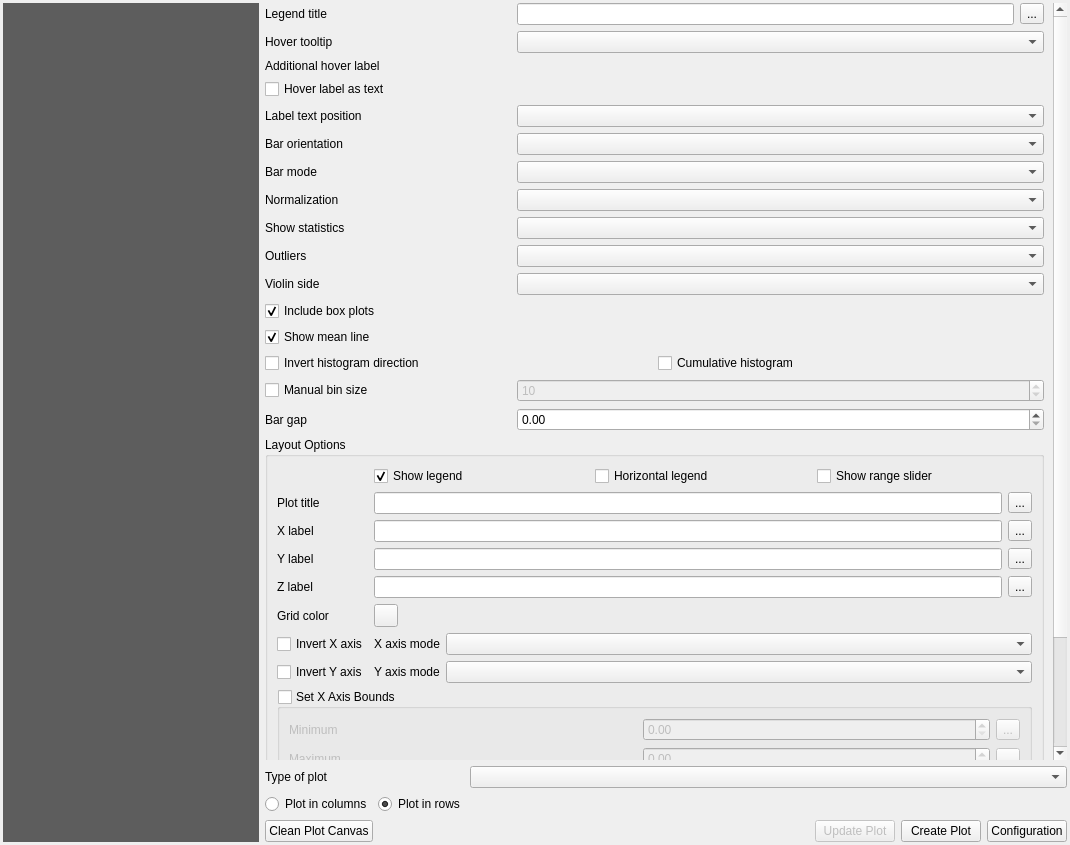
Qt form DataPlotly/ui/dataplotly_dockwidget_base.ui (ghtmtt/DataPlotly) before a commit.
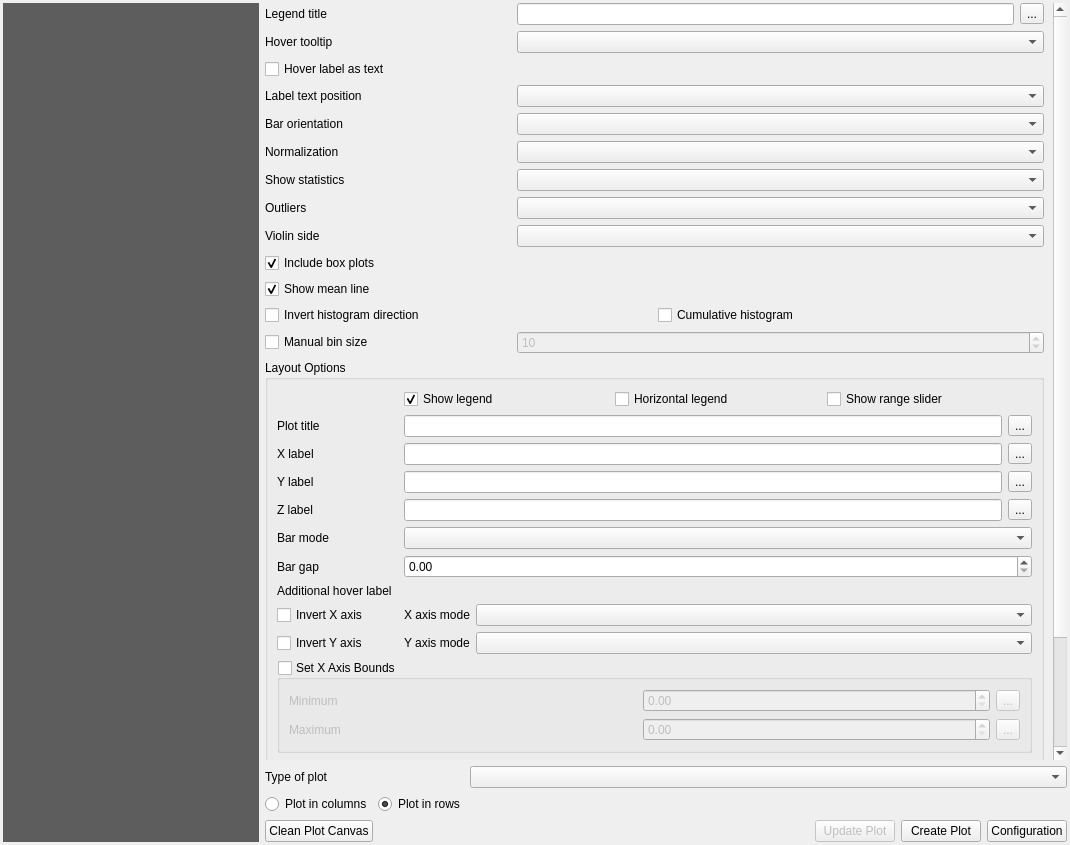
The same form after that commit. The open tabs and pages were chosen to show the change. Custom widgets are drawn as their Qt base class.

Commit message: move more layout properties to layout option group

```diff
--- a/DataPlotly/ui/dataplotly_dockwidget_base.ui
+++ b/DataPlotly/ui/dataplotly_dockwidget_base.ui
@@ -721,7 +721,7 @@
                 <property name="geometry">
                  <rect>
                   <x>0</x>
-                  <y>0</y>
+                  <y>-240</y>
                   <width>780</width>
                   <height>982</height>
                  </rect>
@@ -739,55 +739,17 @@
                  <property name="bottomMargin">
                   <number>0</number>
                  </property>
-                 <item row="22" column="0">
-                  <widget class="QLabel" name="bar_mode_lab">
+                 <item row="23" column="0">
+                  <widget class="QLabel" name="hist_norm_label">
                    <property name="text">
-                    <string>Bar mode</string>
+                    <string>Normalization</string>
                    </property>
                   </widget>
                  </item>
-                 <item row="11" column="0">
-                  <widget class="QCheckBox" name="hover_as_text_check">
+                 <item row="24" column="0">
+                  <widget class="QLabel" name="box_statistic_label">
                    <property name="text">
-                    <string>Hover label as text</string>
-                   </property>
-                  </widget>
-                 </item>
-                 <item row="29" column="0" colspan="4">
-                  <layout class="QHBoxLayout" name="horiz_layout_histogram">
-                   <item>
-                    <widget class="QCheckBox" name="invert_hist_check">
-                     <property name="enabled">
-                      <bool>true</bool>
-                     </property>
-                     <property name="text">
-                      <string>Invert histogram direction</string>
-                     </property>
-                    </widget>
-                   </item>
-                   <item>
-                    <widget class="QCheckBox" name="cumulative_hist_check">
-                     <property name="enabled">
-                      <bool>true</bool>
-                     </property>
-                     <property name="text">
-                      <string>Cumulative histogram</string>
-                     </property>
-                    </widget>
-                   </item>
-                  </layout>
-                 </item>
-                 <item row="10" column="0">
-                  <widget class="QLabel" name="additional_info_label">
-                   <property name="text">
-                    <string>Additional hover label</string>
-                   </property>
-                  </widget>
-                 </item>
-                 <item row="26" column="0">
-                  <widget class="QLabel" name="violinSideLabel">
-                   <property name="text">
-                    <string>Violin side</string>
+                    <string>Show statistics</string>
                    </property>
                   </widget>
                  </item>
@@ -798,44 +760,34 @@
                    </property>
                   </widget>
                  </item>
-                 <item row="9" column="1" colspan="3">
-                  <widget class="QComboBox" name="info_combo"/>
+                 <item row="24" column="1" colspan="3">
+                  <widget class="QComboBox" name="box_statistic_combo"/>
                  </item>
-                 <item row="25" column="1" colspan="3">
-                  <widget class="QComboBox" name="outliers_combo"/>
-                 </item>
-                 <item row="25" column="0">
-                  <widget class="QLabel" name="outliers_label">
+                 <item row="27" column="0" colspan="4">
+                  <widget class="QCheckBox" name="violinBox">
+                   <property name="toolTip">
+                    <string>If checked, box plots will be overlaid on top of violin plots</string>
+                   </property>
                    <property name="text">
-                    <string>Outliers</string>
+                    <string>Include box plots</string>
                    </property>
+                   <property name="checked">
+                    <bool>true</bool>
+                   </property>
                   </widget>
                  </item>
-                 <item row="12" column="1" colspan="3">
-                  <widget class="QComboBox" name="combo_text_position"/>
-                 </item>
-                 <item row="9" column="0">
-                  <widget class="QLabel" name="info_label">
+                 <item row="21" column="0">
+                  <widget class="QLabel" name="orientation_label">
                    <property name="text">
-                    <string>Hover tooltip</string>
+                    <string>Bar orientation</string>
                    </property>
                   </widget>
                  </item>
-                 <item row="23" column="1" colspan="3">
-                  <widget class="QComboBox" name="hist_norm_combo"/>
-                 </item>
                  <item row="26" column="1" colspan="3">
                   <widget class="QComboBox" name="violinSideCombo"/>
                  </item>
-                 <item row="28" column="0" colspan="4">
-                  <widget class="QCheckBox" name="showMeanCheck">
-                   <property name="text">
-                    <string>Show mean line</string>
-                   </property>
-                   <property name="checked">
-                    <bool>true</bool>
-                   </property>
-                  </widget>
+                 <item row="12" column="1" colspan="3">
+                  <widget class="QComboBox" name="combo_text_position"/>
                  </item>
                  <item row="37" column="0" colspan="3">
                   <spacer name="verticalSpacer_6">
@@ -850,13 +802,26 @@
                    </property>
                   </spacer>
                  </item>
-                 <item row="23" column="0">
-                  <widget class="QLabel" name="hist_norm_label">
+                 <item row="23" column="1" colspan="3">
+                  <widget class="QComboBox" name="hist_norm_combo"/>
+                 </item>
+                 <item row="26" column="0">
+                  <widget class="QLabel" name="violinSideLabel">
                    <property name="text">
-                    <string>Normalization</string>
+                    <string>Violin side</string>
                    </property>
                   </widget>
                  </item>
+                 <item row="11" column="0">
+                  <widget class="QCheckBox" name="hover_as_text_check">
+                   <property name="text">
+                    <string>Hover label as text</string>
+                   </property>
+                  </widget>
+                 </item>
+                 <item row="21" column="1" colspan="3">
+                  <widget class="QComboBox" name="orientation_combo"/>
+                 </item>
                  <item row="12" column="0">
                   <widget class="QLabel" name="label_text_position">
                    <property name="text">
@@ -864,9 +829,70 @@
                    </property>
                   </widget>
                  </item>
+                 <item row="25" column="0">
+                  <widget class="QLabel" name="outliers_label">
+                   <property name="text">
+                    <string>Outliers</string>
+                   </property>
+                  </widget>
+                 </item>
+                 <item row="9" column="0">
+                  <widget class="QLabel" name="info_label">
+                   <property name="text">
+                    <string>Hover tooltip</string>
+                   </property>
+                  </widget>
+                 </item>
+                 <item row="28" column="0" colspan="4">
+                  <widget class="QCheckBox" name="showMeanCheck">
+                   <property name="text">
+                    <string>Show mean line</string>
+                   </property>
+                   <property name="checked">
+                    <bool>true</bool>
+                   </property>
+                  </widget>
+                 </item>
+                 <item row="4" column="0">
+                  <widget class="QLabel" name="legend_label">
+                   <property name="text">
+                    <string>Legend title</string>
+                   </property>
+                  </widget>
+                 </item>
+                 <item row="9" column="1" colspan="3">
+                  <widget class="QComboBox" name="info_combo"/>
+                 </item>
+                 <item row="29" column="0" colspan="4">
+                  <layout class="QHBoxLayout" name="horiz_layout_histogram">
+                   <item>
+                    <widget class="QCheckBox" name="invert_hist_check">
+                     <property name="enabled">
+                      <bool>true</bool>
+                     </property>
+                     <property name="text">
+                      <string>Invert histogram direction</string>
+                     </property>
+                    </widget>
+                   </item>
+                   <item>
+                    <widget class="QCheckBox" name="cumulative_hist_check">
+                     <property name="enabled">
+                      <bool>true</bool>
+                     </property>
+                     <property name="text">
+                      <string>Cumulative histogram</string>
+                     </property>
+                    </widget>
+                   </item>
+                  </layout>
+                 </item>
                  <item row="4" column="1" colspan="2">
                   <widget class="QLineEdit" name="legend_title"/>
                  </item>
+                 <item row="25" column="1" colspan="3">
+                  <widget class="QComboBox" name="outliers_combo"/>
+                 </item>
                  <item row="31" column="1" colspan="3">
                   <widget class="QgsSpinBox" name="bins_value">
                    <property name="enabled">
@@ -880,33 +906,6 @@
                    </property>
                   </widget>
                  </item>
-                 <item row="4" column="0">
-                  <widget class="QLabel" name="legend_label">
-                   <property name="text">
-                    <string>Legend title</string>
-                   </property>
-                  </widget>
-                 </item>
-                 <item row="24" column="0">
-                  <widget class="QLabel" name="box_statistic_label">
-                   <property name="text">
-                    <string>Show statistics</string>
-                   </property>
-                  </widget>
-                 </item>
-                 <item row="24" column="1" colspan="3">
-                  <widget class="QComboBox" name="box_statistic_combo"/>
-                 </item>
-                 <item row="10" column="1" colspan="3">
-                  <widget class="QgsFieldExpressionWidget" name="additional_info_combo"/>
-                 </item>
-                 <item row="21" column="0">
-                  <widget class="QLabel" name="orientation_label">
-                   <property name="text">
-                    <string>Bar orientation</string>
-                   </property>
-                  </widget>
-                 </item>
                  <item row="36" column="0" colspan="4">
                   <widget class="QgsCollapsibleGroupBox" name="layout_configuration_box">
                    <property name="sizePolicy">
@@ -918,21 +917,28 @@
                    <property name="title">
                     <string>Layout Options</string>
                    </property>
+                   <property name="collapsed">
+                    <bool>false</bool>
+                   </property>
                    <layout class="QGridLayout" name="gridLayout_10">
-                    <item row="3" column="1">
-                     <widget class="QLineEdit" name="x_axis_title"/>
-                    </item>
-                    <item row="7" column="2">
+                    <item row="7" column="3">
                      <widget class="QgsPropertyOverrideButton" name="z_axis_title_defined_button">
                       <property name="text">
                        <string>...</string>
                       </property>
                      </widget>
                     </item>
-                    <item row="5" column="1">
+                    <item row="5" column="3">
+                     <widget class="QgsPropertyOverrideButton" name="y_axis_title_defined_button">
+                      <property name="text">
+                       <string>...</string>
+                      </property>
+                     </widget>
+                    </item>
+                    <item row="5" column="2">
                      <widget class="QLineEdit" name="y_axis_title"/>
                     </item>
-                    <item row="24" column="0" colspan="3">
+                    <item row="28" column="0" colspan="4">
                      <widget class="QgsCollapsibleGroupBox" name="y_axis_bounds_check">
                       <property name="title">
                        <string>Set Y Axis Bounds</string>
@@ -981,23 +987,103 @@
                       </layout>
                      </widget>
                     </item>
-                    <item row="1" column="1">
+                    <item row="5" column="0">
+                     <widget class="QLabel" name="y_axis_label">
+                      <property name="text">
+                       <string>Y label</string>
+                      </property>
+                     </widget>
+                    </item>
+                    <item row="14" column="2" colspan="2">
+                     <layout class="QHBoxLayout" name="horizontalLayout_10">
+                      <item>
+                       <widget class="QLabel" name="x_axis_mode_label">
+                        <property name="text">
+                         <string>X axis mode</string>
+                        </property>
+                       </widget>
+                      </item>
+                      <item>
+                       <widget class="QComboBox" name="x_axis_mode_combo">
+                        <property name="sizePolicy">
+                         <sizepolicy hsizetype="Expanding" vsizetype="Fixed">
+                          <horstretch>0</horstretch>
+                          <verstretch>0</verstretch>
+                         </sizepolicy>
+                        </property>
+                       </widget>
+                      </item>
+                     </layout>
+                    </item>
+                    <item row="11" column="0">
+                     <widget class="QLabel" name="bar_gap_label">
+                      <property name="text">
+                       <string>Bar gap</string>
+                      </property>
+                     </widget>
+                    </item>
+                    <item row="1" column="2">
                      <widget class="QLineEdit" name="plot_title_line"/>
                     </item>
-                    <item row="9" column="0">
-                     <widget class="QLabel" name="grid_color_label">
-                      <property name="text">
-                       <string>Grid color</string>
-                      </property>
-                     </widget>
+                    <item row="0" column="2" colspan="2">
+                     <layout class="QHBoxLayout" name="horizontalLayout_6">
+                      <item>
+                       <widget class="QCheckBox" name="show_legend_check">
+                        <property name="text">
+                         <string>Show legend</string>
+                        </property>
+                        <property name="checked">
+                         <bool>true</bool>
+                        </property>
+                       </widget>
+                      </item>
+                      <item>
+                       <widget class="QCheckBox" name="orientation_legend_check">
+                        <property name="text">
+                         <string>Horizontal legend</string>
+                        </property>
+                       </widget>
+                      </item>
+                      <item>
+                       <widget class="QCheckBox" name="range_slider_combo">
+                        <property name="text">
+                         <string>Show range slider</string>
+                        </property>
+                       </widget>
+                      </item>
+                     </layout>
                     </item>
-                    <item row="12" column="0">
+                    <item row="16" column="2" colspan="2">
+                     <layout class="QHBoxLayout" name="horizontalLayout_11">
+                      <item>
+                       <widget class="QLabel" name="y_axis_mode_label">
+                        <property name="text">
+                         <string>Y axis mode</string>
+                        </property>
+                       </widget>
+                      </item>
+                      <item>
+                       <widget class="QComboBox" name="y_axis_mode_combo">
+                        <property name="sizePolicy">
+                         <sizepolicy hsizetype="Expanding" vsizetype="Fixed">
+                          <horstretch>0</horstretch>
+                          <verstretch>0</verstretch>
+                         </sizepolicy>
+                        </property>
+                       </widget>
+                      </item>
+                     </layout>
+                    </item>
+                    <item row="16" column="0">
                      <widget class="QCheckBox" name="invert_y_check">
                       <property name="text">
                        <string>Invert Y axis</string>
                       </property>
                      </widget>
                     </item>
+                    <item row="3" column="2">
+                     <widget class="QLineEdit" name="x_axis_title"/>
+                    </item>
                     <item row="7" column="0">
                      <widget class="QLabel" name="z_axis_label">
                       <property name="text">
@@ -1005,14 +1091,7 @@
                       </property>
                      </widget>
                     </item>
-                    <item row="9" column="1">
-                     <widget class="QgsColorButton" name="layout_grid_axis_color">
-                      <property name="allowOpacity">
-                       <bool>true</bool>
-                      </property>
-                     </widget>
-                    </item>
-                    <item row="23" column="0" colspan="3">
+                    <item row="27" column="0" colspan="4">
                      <widget class="QgsCollapsibleGroupBox" name="x_axis_bounds_check">
                       <property name="title">
                        <string>Set X Axis Bounds</string>
@@ -1061,8 +1140,42 @@
                       </layout>
                      </widget>
                     </item>
-                    <item row="7" column="1">
-                     <widget class="QLineEdit" name="z_axis_title"/>
+                    <item row="14" column="0">
+                     <widget class="QCheckBox" name="invert_x_check">
+                      <property name="text">
+                       <string>Invert X axis</string>
+                      </property>
+                     </widget>
+                    </item>
+                    <item row="3" column="3">
+                     <widget class="QgsPropertyOverrideButton" name="x_axis_title_defined_button">
+                      <property name="text">
+                       <string>...</string>
+                      </property>
+                     </widget>
+                    </item>
+                    <item row="1" column="3">
+                     <widget class="QgsPropertyOverrideButton" name="plot_title_defined_button">
+                      <property name="text">
+                       <string>...</string>
+                      </property>
+                     </widget>
+                    </item>
+                    <item row="11" column="2" colspan="2">
+                     <widget class="QgsDoubleSpinBox" name="bar_gap">
+                      <property name="maximum">
+                       <double>1.000000000000000</double>
+                      </property>
+                      <property name="singleStep">
+                       <double>0.100000000000000</double>
+                      </property>
+                     </widget>
+                    </item>
+                    <item row="12" column="2">
+                     <widget class="QgsFieldExpressionWidget" name="additional_info_combo"/>
+                    </item>
+                    <item row="10" column="2" colspan="2">
+                     <widget class="QComboBox" name="bar_mode_combo"/>
                     </item>
                     <item row="3" column="0">
                      <widget class="QLabel" name="x_axis_label">
@@ -1071,20 +1184,6 @@
                       </property>
                      </widget>
                     </item>
-                    <item row="1" column="2">
-                     <widget class="QgsPropertyOverrideButton" name="plot_title_defined_button">
-                      <property name="text">
-                       <string>...</string>
-                      </property>
-                     </widget>
-                    </item>
-                    <item row="5" column="2">
-                     <widget class="QgsPropertyOverrideButton" name="y_axis_title_defined_button">
-                      <property name="text">
-                       <string>...</string>
-                      </property>
-                     </widget>
-                    </item>
                     <item row="1" column="0">
                      <widget class="QLabel" name="plot_title_lab">
                       <property name="text">
@@ -1092,96 +1191,36 @@
                       </property>
                      </widget>
                     </item>
-                    <item row="5" column="0">
-                     <widget class="QLabel" name="y_axis_label">
+                    <item row="12" column="0">
+                     <widget class="QLabel" name="additional_info_label">
                       <property name="text">
-                       <string>Y label</string>
+                       <string>Additional hover label</string>
                       </property>
                      </widget>
                     </item>
-                    <item row="3" column="2">
-                     <widget class="QgsPropertyOverrideButton" name="x_axis_title_defined_button">
-                      <property name="text">
-                       <string>...</string>
-                      </property>
-                     </widget>
+                    <item row="7" column="2">
+                     <widget class="QLineEdit" name="z_axis_title"/>
                     </item>
                     <item row="10" column="0">
-                     <widget class="QCheckBox" name="invert_x_check">
+                     <widget class="QLabel" name="bar_mode_lab">
                       <property name="text">
-                       <string>Invert X axis</string>
+                       <string>Bar mode</string>
                       </property>
                      </widget>
                     </item>
-                    <item row="10" column="1" colspan="2">
-                     <layout class="QHBoxLayout" name="horizontalLayout_10">
-                      <item>
-                       <widget class="QLabel" name="x_axis_mode_label">
-                        <property name="text">
-                         <string>X axis mode</string>
-                        </property>
-                       </widget>
-                      </item>
-                      <item>
-                       <widget class="QComboBox" name="x_axis_mode_combo">
-                        <property name="sizePolicy">
-                         <sizepolicy hsizetype="Expanding" vsizetype="Fixed">
-                          <horstretch>0</horstretch>
-                          <verstretch>0</verstretch>
-                         </sizepolicy>
-                        </property>
-                       </widget>
-                      </item>
-                     </layout>
+                    <item row="29" column="0">
+                     <widget class="QLabel" name="grid_color_label">
+                      <property name="text">
+                       <string>Grid color</string>
+                      </property>
+                     </widget>
                     </item>
-                    <item row="12" column="1" colspan="2">
-                     <layout class="QHBoxLayout" name="horizontalLayout_11">
-                      <item>
-                       <widget class="QLabel" name="y_axis_mode_label">
-                        <property name="text">
-                         <string>Y axis mode</string>
-                        </property>
-                       </widget>
-                      </item>
-                      <item>
-                       <widget class="QComboBox" name="y_axis_mode_combo">
-                        <property name="sizePolicy">
-                         <sizepolicy hsizetype="Expanding" vsizetype="Fixed">
-                          <horstretch>0</horstretch>
-                          <verstretch>0</verstretch>
-                         </sizepolicy>
-                        </property>
-                       </widget>
-                      </item>
-                     </layout>
-                    </item>
-                    <item row="0" column="1" colspan="2">
-                     <layout class="QHBoxLayout" name="horizontalLayout_6">
-                      <item>
-                       <widget class="QCheckBox" name="show_legend_check">
-                        <property name="text">
-                         <string>Show legend</string>
-                        </property>
-                        <property name="checked">
-                         <bool>true</bool>
-                        </property>
-                       </widget>
-                      </item>
-                      <item>
-                       <widget class="QCheckBox" name="orientation_legend_check">
-                        <property name="text">
-                         <string>Horizontal legend</string>
-                        </property>
-                       </widget>
-                      </item>
-                      <item>
-                       <widget class="QCheckBox" name="range_slider_combo">
-                        <property name="text">
-                         <string>Show range slider</string>
-                        </property>
-                       </widget>
-                      </item>
-                     </layout>
+                    <item row="29" column="2" colspan="2">
+                     <widget class="QgsColorButton" name="layout_grid_axis_color">
+                      <property name="allowOpacity">
+                       <bool>true</bool>
+                      </property>
+                     </widget>
                     </item>
                    </layout>
                   </widget>
@@ -1193,42 +1232,6 @@
                    </property>
                   </widget>
                  </item>
-                 <item row="22" column="1" colspan="3">
-                  <widget class="QComboBox" name="bar_mode_combo"/>
-                 </item>
-                 <item row="21" column="1" colspan="3">
-                  <widget class="QComboBox" name="orientation_combo"/>
-                 </item>
-                 <item row="33" column="0">
-                  <widget class="QLabel" name="bar_gap_label">
-                   <property name="text">
-                    <string>Bar gap</string>
-                   </property>
-                  </widget>
-                 </item>
-                 <item row="27" column="0" colspan="4">
-                  <widget class="QCheckBox" name="violinBox">
-                   <property name="toolTip">
-                    <string>If checked, box plots will be overlaid on top of violin plots</string>
-                   </property>
-                   <property name="text">
-                    <string>Include box plots</string>
-                   </property>
-                   <property name="checked">
-                    <bool>true</bool>
-                   </property>
-                  </widget>
-                 </item>
-                 <item row="33" column="1" colspan="3">
-                  <widget class="QgsDoubleSpinBox" name="bar_gap">
-                   <property name="maximum">
-                    <double>1.000000000000000</double>
-                   </property>
-                   <property name="singleStep">
-                    <double>0.100000000000000</double>
-                   </property>
-                  </widget>
-                 </item>
                 </layout>
                </widget>
               </widget>
```
